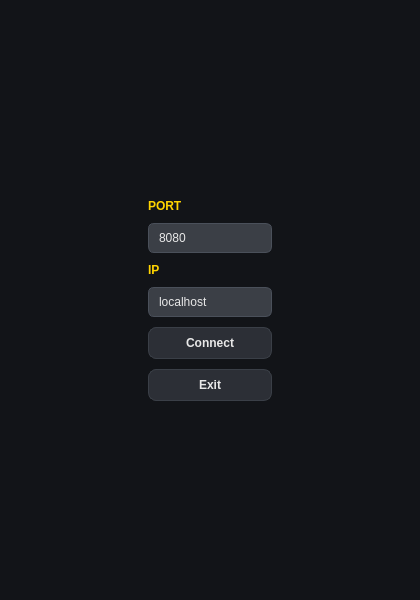
Above: client_ui/ui/ConnectionMenu.ui from Nacho4321/tp-TallerDeProgramacion-grupo5 before the change. Below: the same form after it.
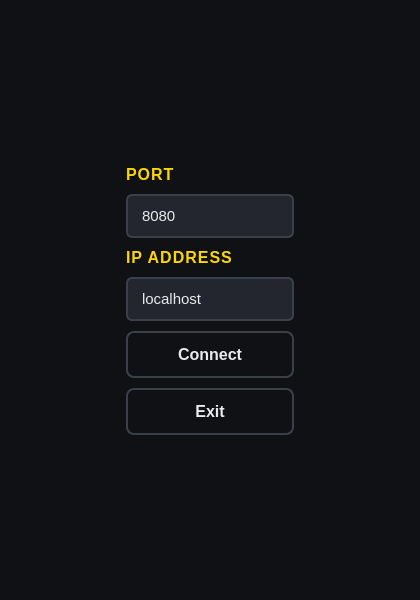
That is the form after the change. Icons and pictures are not drawn.

The edit to the form file:
```diff
--- a/client_ui/ui/ConnectionMenu.ui
+++ b/client_ui/ui/ConnectionMenu.ui
@@ -26,22 +26,77 @@
    <string>ConnectionWindow</string>
   </property>
   <property name="styleSheet">
-   <string>
+   <string notr="true">
 #ConnectionMenu {
   border-image: url(:/img/connectionMenu.jpg) 0 0 0 0 stretch stretch;
-  background-color: #121418;
+  background-color: #0f1114;
 }
-QLabel#lblPort, QLabel#lblIp { color: #FFD400; font-weight: 700; }
+
+QLabel#lblPort, QLabel#lblIp {
+  color: #FFD700;
+  font-weight: 700;
+  font-size: 12pt;
+  letter-spacing: 1px;
+}
+
 QLineEdit {
-  background: #3b3f46; color: #e8e8e8;
-  border: 1px solid #4a505a; border-radius: 6px; padding: 6px 8px;
+  background: #23262e;
+  color: #e8eaed;
+  border: 2px solid #3a3f4a;
+  border-radius: 6px;
+  padding: 10px 12px;
+  font-size: 11pt;
+  selection-background-color: #0d7377;
 }
+
+QLineEdit:focus {
+  border: 2px solid #4a7c9e;
+  background: #2a2d36;
+}
+
 QPushButton {
-  background: #2C2F36; color: #E8E8E8; border: 1px solid #3A3F47;
-  border-radius: 8px; padding: 8px 14px; font-weight: 600;
+  background: qlineargradient(x1:0, y1:0, x2:0, y2:1,
+                              stop:0 #2d3139, stop:1 #23262e);
+  color: #e8eaed;
+  border: 2px solid #3a3f4a;
+  border-radius: 8px;
+  padding: 12px 18px;
+  font-weight: 600;
+  font-size: 12pt;
 }
-QPushButton:hover { background: #343842; }
-QPushButton:pressed { background: #262A30; }
+
+QPushButton:hover {
+  background: qlineargradient(x1:0, y1:0, x2:0, y2:1,
+                              stop:0 #3a3f4a, stop:1 #2d3139);
+  border: 2px solid #4a5060;
+  color: #ffffff;
+}
+
+QPushButton:pressed {
+  background: qlineargradient(x1:0, y1:0, x2:0, y2:1,
+                              stop:0 #1d2027, stop:1 #23262e);
+}
+
+QPushButton#btnConnect {
+  background: qlineargradient(x1:0, y1:0, x2:0, y2:1,
+                              stop:0 #0d7377, stop:1 #0a5a5e);
+  font-weight: bold;
+}
+
+QPushButton#btnConnect:hover {
+  background: qlineargradient(x1:0, y1:0, x2:0, y2:1,
+                              stop:0 #14a5a5, stop:1 #0d7377);
+}
+
+QPushButton#btnExit {
+  background: qlineargradient(x1:0, y1:0, x2:0, y2:1,
+                              stop:0 #6b3030, stop:1 #522424);
+}
+
+QPushButton#btnExit:hover {
+  background: qlineargradient(x1:0, y1:0, x2:0, y2:1,
+                              stop:0 #8b4040, stop:1 #6b3030);
+}
    </string>
   </property>
   <layout class="QVBoxLayout" name="root">
@@ -93,6 +148,13 @@
         <property name="text">
          <string>PORT</string>
         </property>
+        <property name="font">
+         <font>
+          <pointsize>12</pointsize>
+          <weight>75</weight>
+          <bold>true</bold>
+         </font>
+        </property>
        </widget>
       </item>
       <item>
@@ -100,12 +162,24 @@
         <property name="text">
          <string>8080</string>
         </property>
+        <property name="font">
+         <font>
+          <pointsize>11</pointsize>
+         </font>
+        </property>
        </widget>
       </item>
       <item>
        <widget class="QLabel" name="lblIp">
         <property name="text">
-         <string>IP</string>
+         <string>IP ADDRESS</string>
+        </property>
+        <property name="font">
+         <font>
+          <pointsize>12</pointsize>
+          <weight>75</weight>
+          <bold>true</bold>
+         </font>
         </property>
        </widget>
       </item>
@@ -114,6 +188,11 @@
         <property name="text">
          <string>localhost</string>
         </property>
+        <property name="font">
+         <font>
+          <pointsize>11</pointsize>
+         </font>
+        </property>
        </widget>
       </item>
       <item>
@@ -121,6 +200,25 @@
         <property name="text">
          <string>Connect</string>
         </property>
+        <property name="minimumSize">
+         <size>
+          <width>0</width>
+          <height>45</height>
+         </size>
+        </property>
+        <property name="cursor">
+         <cursorShape>PointingHandCursor</cursorShape>
+        </property>
+        <property name="default">
+         <bool>true</bool>
+        </property>
+        <property name="font">
+         <font>
+          <pointsize>12</pointsize>
+          <weight>75</weight>
+          <bold>true</bold>
+         </font>
+        </property>
        </widget>
       </item>
       <item>
@@ -128,6 +226,20 @@
         <property name="text">
          <string>Exit</string>
         </property>
+        <property name="minimumSize">
+         <size>
+          <width>0</width>
+          <height>45</height>
+         </size>
+        </property>
+        <property name="cursor">
+         <cursorShape>PointingHandCursor</cursorShape>
+        </property>
+        <property name="font">
+         <font>
+          <pointsize>12</pointsize>
+         </font>
+        </property>
        </widget>
       </item>
      </layout>
```
